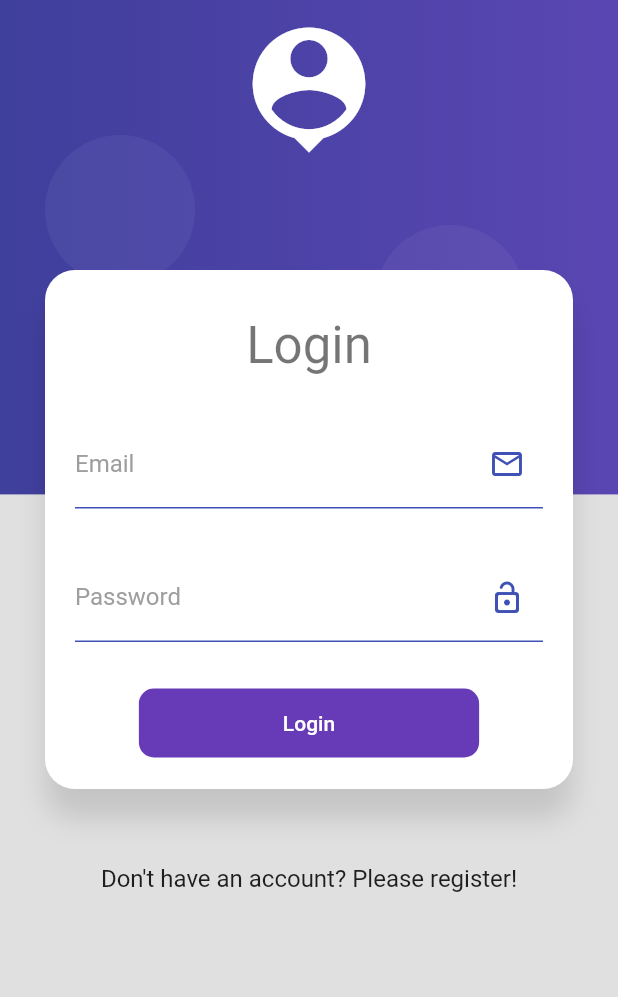
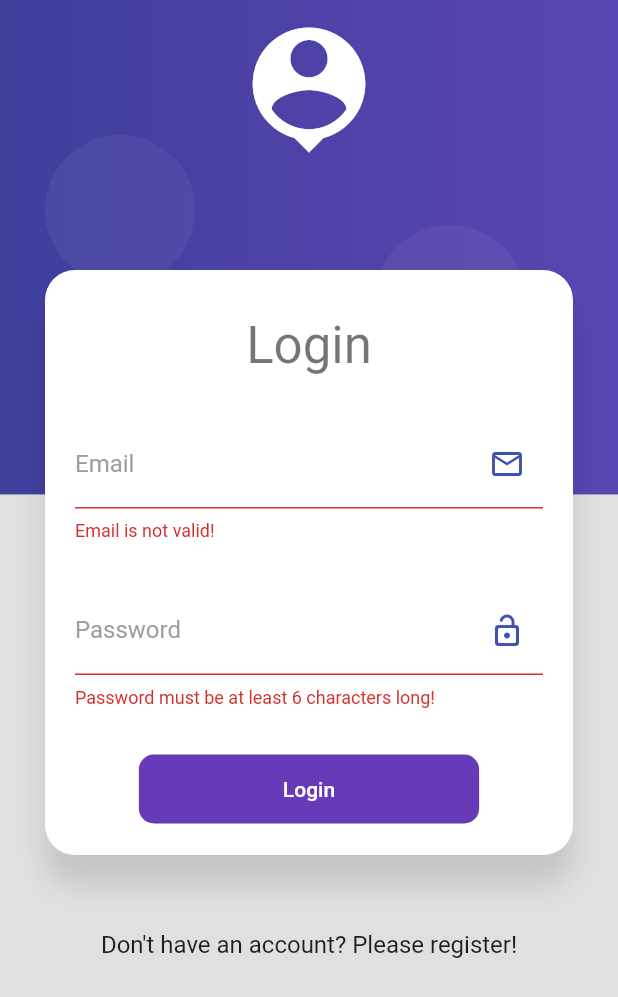
Before and after one commit to krasizorbov/basicflutter, a Flutter app: the screen it shows after launch, after a tap on "Login", on a phone screen of 412 x 824 dp. Shown: the top 997 px of the screen. Run offline on Flutter 3.47's test engine with Material 2 defaults, Android fonts, the phone set to English and light mode, and no system bars; our stand-ins replace card_swiper, google_maps_flutter, shared_preferences, sqflite; missing offline and left inert: flutter_barcode_scanner; accounts and stored records are empty.

Commit message:
added_provider_for_validation

```diff
--- /dev/null
+++ b/forms_validation/lib/providers/login_form_provider.dart
@@ -0,0 +1,26 @@
+import 'package:flutter/material.dart';
+
+class LoginFormProvider extends ChangeNotifier {
+  GlobalKey<FormState> formKey = GlobalKey<FormState>();
+
+  String email    = '';
+  String password = '';
+
+  bool _isLoading = false;
+  bool get isLoading => _isLoading;
+
+  set isLoading( bool value ) {
+    _isLoading = value;
+    notifyListeners();
+  }
+
+
+  bool isValidForm() {
+
+    print(formKey.currentState?.validate());
+
+    print('$email - $password');
+
+    return formKey.currentState?.validate() ?? false;
+  }
+}
--- a/forms_validation/lib/screens/login_screen.dart
+++ b/forms_validation/lib/screens/login_screen.dart
@@ -1,5 +1,7 @@
 import 'package:flutter/material.dart';
+import 'package:forms_validation/providers/login_form_provider.dart';
 import 'package:forms_validation/ui/input_decorations.dart';
+import 'package:provider/provider.dart';
 
 import '../widgets/widgets.dart';
 
@@ -23,7 +25,10 @@ class LoginScreen extends StatelessWidget {
                       style: Theme.of(context).textTheme.headline4,
                     ),
                     const SizedBox(height: 30),
-                    const _LoginForm()
+                    ChangeNotifierProvider(
+                      create: ((context) => LoginFormProvider()),
+                      child: const _LoginForm(),
+                    ),
                   ],
                 ),
               ),
@@ -46,35 +51,66 @@ class _LoginForm extends StatelessWidget {
 
   @override
   Widget build(BuildContext context) {
+    final logingFormProvider = Provider.of<LoginFormProvider>(context);
     return Container(
       child: Form(
+        key: logingFormProvider.formKey,
+        autovalidateMode: AutovalidateMode.onUserInteraction,
         child: Column(
           children: [
             TextFormField(
+              onChanged: (value) => logingFormProvider.email = value,
               autocorrect: false,
               keyboardType: TextInputType.emailAddress,
-              decoration: InputDecorations.inputDecoration(labelText: 'Email', suffixIcon: Icons.email_outlined)
+              decoration: InputDecorations.inputDecoration(
+                  labelText: 'Email', suffixIcon: Icons.email_outlined),
+              validator: (value) {
+                String pattern =
+                    r'^(([^<>()[\]\\.,;:\s@\"]+(\.[^<>()[\]\\.,;:\s@\"]+)*)|(\".+\"))@((\[[0-9]{1,3}\.[0-9]{1,3}\.[0-9]{1,3}\.[0-9]{1,3}\])|(([a-zA-Z\-0-9]+\.)+[a-zA-Z]{2,}))$';
+                RegExp regExp = RegExp(pattern);
+                return regExp.hasMatch(value ?? '')
+                    ? null
+                    : 'Email is not valid!';
+              },
             ),
             const SizedBox(height: 30),
             TextFormField(
+              onChanged: (value) => logingFormProvider.password = value,
               autocorrect: false,
               obscureText: true,
               keyboardType: TextInputType.visiblePassword,
-              decoration: InputDecorations.inputDecoration(labelText: 'Password', suffixIcon: Icons.lock_open_rounded)
+              decoration: InputDecorations.inputDecoration(
+                  labelText: 'Password', suffixIcon: Icons.lock_open_rounded),
+              validator: (value) {
+                if (value != null && value.length >= 6) {
+                  return null;
+                } else {
+                  return 'Password must be at least 6 characters long!';
+                }
+              },
             ),
             const SizedBox(height: 30),
             MaterialButton(
               shape: RoundedRectangleBorder(
-                borderRadius: BorderRadius.circular(10)
-              ),
+                  borderRadius: BorderRadius.circular(10)),
               disabledColor: Colors.grey,
               elevation: 0,
               color: Colors.deepPurple,
               child: Container(
-                padding: const EdgeInsets.symmetric(horizontal: 80, vertical: 15),
-                child: const Text('Login', style: TextStyle(color: Colors.white),),
+                padding:
+                    const EdgeInsets.symmetric(horizontal: 80, vertical: 15),
+                child: const Text(
+                  'Login',
+                  style: TextStyle(color: Colors.white),
+                ),
               ),
-              onPressed: () {   }, // ToDo login logic
+              onPressed: () {
+                if (!logingFormProvider.isValidForm()) {
+                  return;
+                } else {
+                  Navigator.pushReplacementNamed(context, 'home');
+                }
+              },
             ),
           ],
         ),
--- a/forms_validation/pubspec.yaml
+++ b/forms_validation/pubspec.yaml
@@ -34,6 +34,7 @@ dependencies:
   # The following adds the Cupertino Icons font to your application.
   # Use with the CupertinoIcons class for iOS style icons.
   cupertino_icons: ^1.0.2
+  provider: ^6.0.3
 
 dev_dependencies:
   flutter_test:
```
Also changed, not shown: forms_validation/pubspec.lock.
